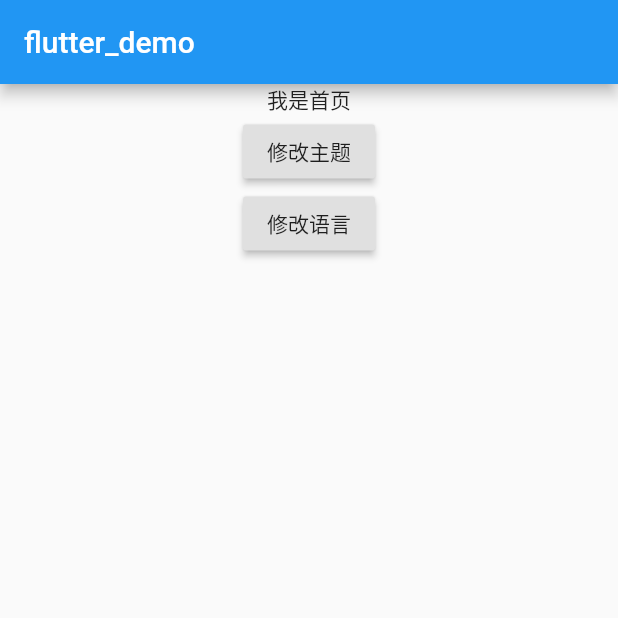
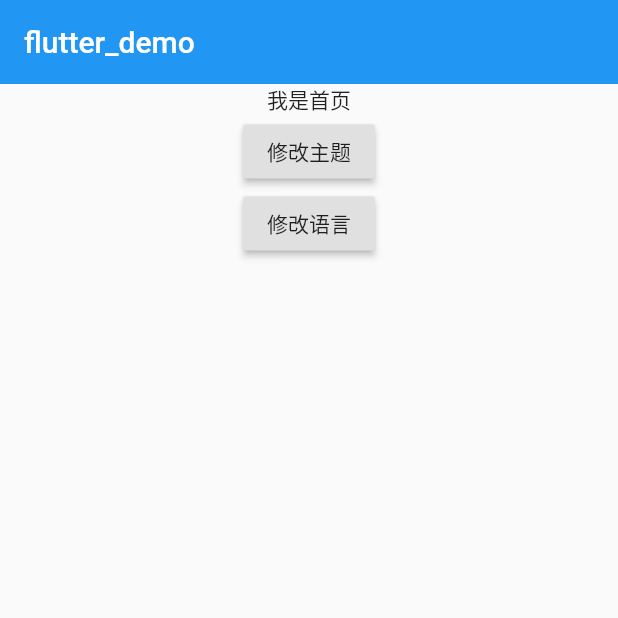
Before and after one commit to zhangjiang1203/flutter_github_pro, a Flutter app: the screen it shows after launch, on a phone screen of 412 x 824 dp, the top half of it. Run offline on Flutter 3.47's test engine with Material 2 defaults, Android fonts, the phone set to English and light mode, and no system bars; our stand-ins replace dio, shared_preferences; generated files the repository leaves out were written again.

Commit message:
隐藏导航栏阴影

```diff
--- a/lib/main.dart
+++ b/lib/main.dart
@@ -53,9 +53,9 @@ class _MyAppState extends State<MyApp> {
       child: Consumer2<ThemeProvider,LocaleProvider>(
           builder: (BuildContext context,themeProvider,localeProvider,Widget child){
             return MaterialApp(
-              title: "我就是我",
               theme: ThemeData(
                 primarySwatch: themeProvider.theme,
+                appBarTheme: AppBarTheme(elevation: 0),
               ),
               ///多语言设置
               onGenerateTitle: (context) {
```
